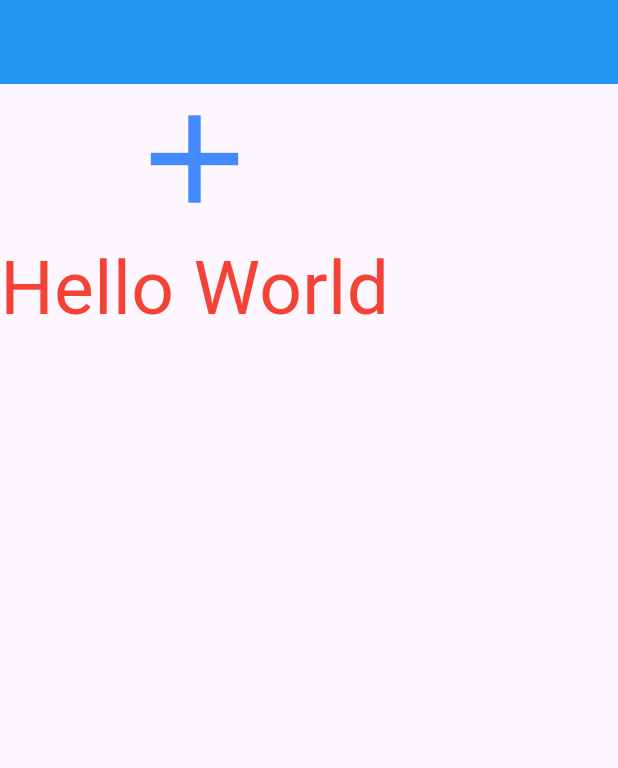
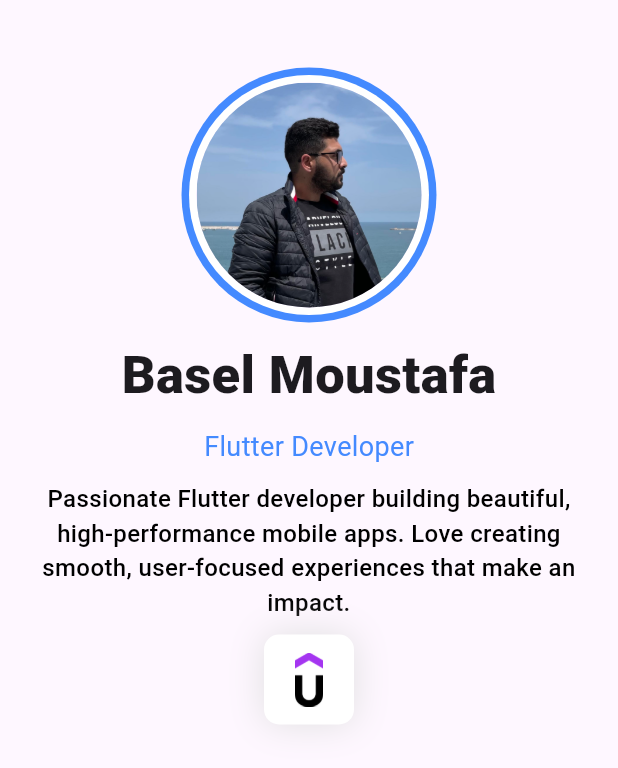
Before and after one commit to BaselMoustafa/profile_app, a Flutter app: the screen it shows after launch, on a phone screen of 412 x 824 dp. Shown: the top 768 px of the screen. Run offline on Flutter 3.47's test engine with Material 3 defaults, Android fonts, the phone set to English and light mode, and no system bars.

Commit message:
finsh half of the screen

```diff
--- /dev/null
+++ b/lib/helpers/assets_helper.dart
@@ -0,0 +1,7 @@
+abstract class AssetsHelper {
+  static const String meImage = "assets/me.jpg";
+  static const String youtube = "assets/youtube.png";
+  static const String linkedIn = "assets/linkedin.png";
+  static const String github = "assets/github-logo.png";
+  static const String udemy = "assets/udemy.png";
+}
--- a/lib/main.dart
+++ b/lib/main.dart
@@ -1,35 +1,23 @@
+import 'package:first_flutter_project/profile_screen.dart';
 import 'package:flutter/material.dart';
 
 void main(List<String> args) {
 
   runApp(
-    MaterialApp(
-      debugShowCheckedModeBanner: false,
-      home: Scaffold(
-        appBar: AppBar(
-          backgroundColor: Colors.blue,
-        ),
-        body: Column(
-          mainAxisSize: MainAxisSize.min,
-          mainAxisAlignment: MainAxisAlignment.end,
-          children: [
-
-            Icon(
-              Icons.add,
-              size: 100,
-              color: Colors.blueAccent,
-            ),
-
-            Text(
-              "Hello World",
-              style: TextStyle(
-                color: Colors.red,
-                fontSize: 50
-              ),
-            )
-          ],
-        ),
-      ),
-    ),
+    const _MyApp()
   );
 }
+
+
+class _MyApp extends StatelessWidget{
+
+  const _MyApp();
+
+  @override
+  Widget build(BuildContext context) {
+    return MaterialApp(
+      debugShowCheckedModeBanner: false,
+      home:ProfileScreen(),
+    );
+  }
+}
--- /dev/null
+++ b/lib/profile_screen.dart
@@ -0,0 +1,84 @@
+import 'package:first_flutter_project/helpers/assets_helper.dart';
+import 'package:first_flutter_project/styles/app_colors.dart';
+import 'package:first_flutter_project/widgets/profile_image_widget.dart';
+import 'package:flutter/material.dart';
+
+class ProfileScreen extends StatelessWidget {
+  const ProfileScreen({super.key});
+
+  @override
+  Widget build(BuildContext context) {
+    return Scaffold(
+
+      body: SafeArea(
+        child: Center(
+          child: Padding(
+            padding:EdgeInsetsDirectional.symmetric(
+              horizontal: 20
+            ),
+            child: Column(
+              spacing: 10,
+              crossAxisAlignment: CrossAxisAlignment.center,
+              children: [
+
+                SizedBox(height: 35,),
+
+                ProfileImageWidget(),
+
+                Text(
+                  "Basel Moustafa",
+                  style: TextStyle(
+                    fontSize: 35,
+                    fontWeight: FontWeight.w800
+                  ),
+                ),
+
+                Text(
+                  "Flutter Developer",
+                  style: TextStyle(
+                    color: AppColors.primary,
+                    fontSize: 18
+                  ),
+                ),
+
+                Text(
+                  "Passionate Flutter developer building beautiful, high-performance mobile apps. Love creating smooth, user-focused experiences that make an impact.",
+                  textAlign: TextAlign.center,
+                  style: TextStyle(
+                    color: Colors.black,
+                    fontSize: 16,
+                    fontWeight: FontWeight.w500
+                  ),
+                ),
+
+                GestureDetector(
+                  onTap: onTap,
+                  child: Container(
+                    height: 60,
+                    width: 60,
+                    padding: EdgeInsets.all(12),
+                    decoration: BoxDecoration(
+                      color: Colors.white,
+                      borderRadius: BorderRadius.circular(10),
+                      boxShadow: [
+                        BoxShadow(
+                          color: AppColors.lightGrey,
+                          blurRadius: 20
+                        )
+                      ]
+                    ),
+                    child: Image.asset(AssetsHelper.udemy),
+                  ),
+                )
+              ],
+            ),
+          ),
+        ),
+      ),
+    );
+  }
+
+  void onTap(){
+    print("Widget Tapped");
+  }
+}
--- /dev/null
+++ b/lib/styles/app_colors.dart
@@ -0,0 +1,9 @@
+import 'package:flutter/material.dart';
+
+abstract class AppColors {
+
+  static const Color primary = Colors.blueAccent;
+  static const Color white = Colors.white;
+  static Color  lightGrey= Colors.grey.shade300;
+
+}
--- /dev/null
+++ b/lib/widgets/profile_image_widget.dart
@@ -0,0 +1,24 @@
+import 'package:flutter/material.dart';
+
+import '../helpers/assets_helper.dart';
+import '../styles/app_colors.dart';
+
+class ProfileImageWidget extends StatelessWidget {
+  const ProfileImageWidget({super.key});
+
+  @override
+  Widget build(BuildContext context) {
+    return CircleAvatar(
+      radius: 85,
+      backgroundColor: AppColors.primary,
+      child: CircleAvatar(
+        radius: 80,
+        backgroundColor: AppColors.white,
+        child: CircleAvatar(
+          radius: 75,
+          backgroundImage: AssetImage(AssetsHelper.meImage),
+        ),
+      ),
+    );
+  }
+}
--- a/pubspec.yaml
+++ b/pubspec.yaml
@@ -30,6 +30,7 @@ environment:
 dependencies:
   flutter:
     sdk: flutter
+  url_launcher: ^6.3.2
 
   # The following adds the Cupertino Icons font to your application.
   # Use with the CupertinoIcons class for iOS style icons.
@@ -58,8 +59,8 @@ flutter:
   uses-material-design: true
 
   # To add assets to your application, add an assets section, like this:
-  # assets:
-  #   - images/a_dot_burr.jpeg
+  assets:
+    - assets/
   #   - images/a_dot_ham.jpeg
 
   # An image asset can refer to one or more resolution-specific "variants", see
```
Also changed, not shown: assets/github-logo.png (added), assets/linkedin.png (added), assets/me.jpg (added), assets/udemy.png (added), assets/youtube.png (added), pubspec.lock, 11 other files.
